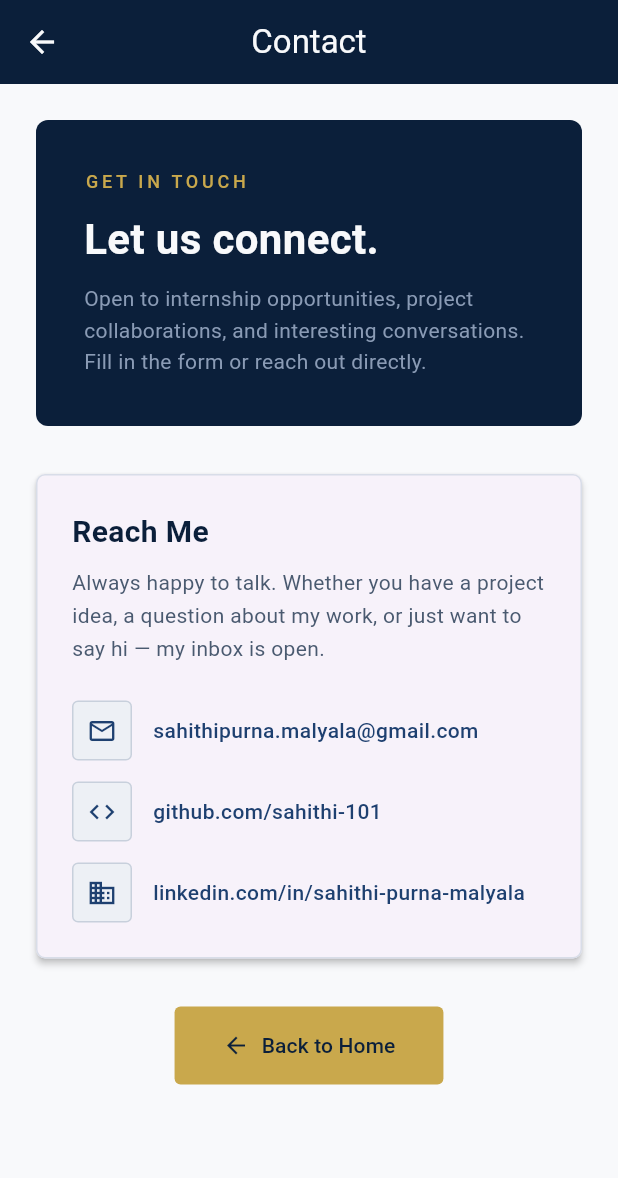
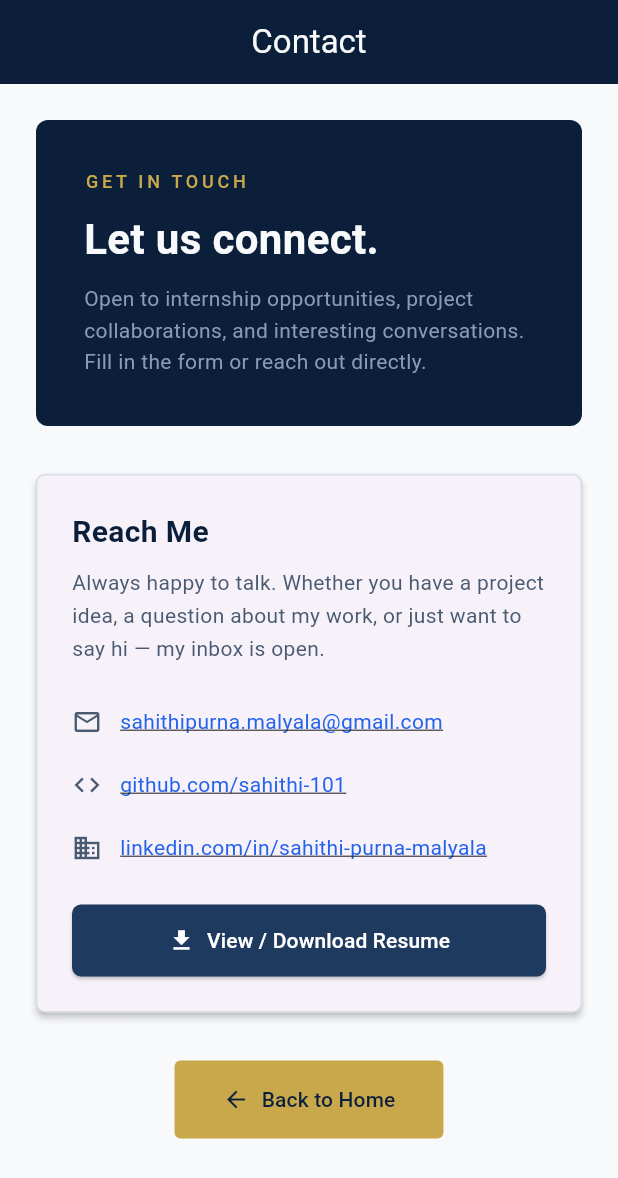
Before and after one commit to sahithi-101/Portfolio, a Flutter app: the ContactPage screen opened by its route, on a phone screen of 412 x 824 dp. Shown: the top 1178 px of the screen. Run offline on Flutter 3.47's test engine with Material 3 defaults, Android fonts, the phone set to English and light mode, and no system bars; network calls fail.

Commit message:
made changes to main

```diff
--- a/lib/main.dart
+++ b/lib/main.dart
@@ -1,4 +1,5 @@
 import 'package:flutter/material.dart';
+import 'package:url_launcher/url_launcher.dart';
 
 void main() {
   runApp(const MyPortfolioApp());
@@ -344,6 +345,7 @@ class AboutPage extends StatelessWidget {
     return Scaffold(
       backgroundColor: AppColors.white,
       appBar: AppBar(
+        automaticallyImplyLeading: false,
         backgroundColor: AppColors.navy,
         foregroundColor: AppColors.white,
         title: const Text('About Me'),
@@ -584,6 +586,7 @@ class ProjectsPage extends StatelessWidget {
     return Scaffold(
       backgroundColor: AppColors.white,
       appBar: AppBar(
+        automaticallyImplyLeading: false,
         backgroundColor: AppColors.navy,
         foregroundColor: AppColors.white,
         title: const Text('Projects'),
@@ -847,6 +850,7 @@ class ContactPage extends StatelessWidget {
     return Scaffold(
       backgroundColor: AppColors.white,
       appBar: AppBar(
+        automaticallyImplyLeading: false,
         backgroundColor: AppColors.navy,
         foregroundColor: AppColors.white,
         title: const Text('Contact'),
@@ -934,11 +938,51 @@ class ContactPage extends StatelessWidget {
                             ),
                           ),
                           const SizedBox(height: 24),
-                    _buildContactRow(Icons.email_outlined, 'sahithipurna.malyala@gmail.com'),
+
+                          // Clickable Email
+                          _buildContactLink(
+                            Icons.email_outlined,
+                            'sahithipurna.malyala@gmail.com',
+                            'mailto:sahithipurna.malyala@gmail.com',
+                          ),
                           const SizedBox(height: 14),
-                    _buildContactRow(Icons.code_outlined, 'github.com/sahithi-101'),
+
+                          // Clickable GitHub
+                          _buildContactLink(
+                            Icons.code_outlined,
+                            'github.com/sahithi-101',
+                            'https://github.com/sahithi-101',
+                          ),
                           const SizedBox(height: 14),
-                    _buildContactRow(Icons.business_outlined, 'linkedin.com/in/sahithi-purna-malyala'),
+
+                          // Clickable LinkedIn
+                          _buildContactLink(
+                            Icons.business_outlined,
+                            'linkedin.com/in/sahithi-purna-malyala',
+                            'https://linkedin.com/in/sahithi-purna-malyala',
+                          ),
+                          const SizedBox(height: 24),
+
+                          // Resume Button
+                          SizedBox(
+                            width: double.infinity,
+                            child: ElevatedButton.icon(
+                              onPressed: () => launchUrl(
+                                Uri.parse('https://sahithi-101.github.io/portfolio/assets/resume/resume.pdf'),
+                                mode: LaunchMode.externalApplication,
+                              ),
+                              icon: const Icon(Icons.download),
+                              label: const Text('View / Download Resume'),
+                              style: ElevatedButton.styleFrom(
+                                backgroundColor: const Color(0xFF1E3A5F),
+                                foregroundColor: Colors.white,
+                                padding: const EdgeInsets.symmetric(vertical: 14),
+                                shape: RoundedRectangleBorder(
+                                  borderRadius: BorderRadius.circular(6),
+                                ),
+                              ),
+                            ),
+                          ),
                         ],
                       ),
                     ),
@@ -973,31 +1017,29 @@ class ContactPage extends StatelessWidget {
     );
   }
 
-  Widget _buildContactRow(IconData icon, String text) {
-    return Row(
+  Widget _buildContactLink(IconData icon, String text, String url) {
+    return InkWell(
+      onTap: () => launchUrl(Uri.parse(url)),
+      borderRadius: BorderRadius.circular(6),
+      child: Padding(
+        padding: const EdgeInsets.symmetric(vertical: 4),
+        child: Row(
           children: [
-        Container(
-          width: 40,
-          height: 40,
-          decoration: BoxDecoration(
-            color: AppColors.offWhite,
-            border: Border.all(color: const Color(0xFFC8D0DC)),
-            borderRadius: BorderRadius.circular(4),
-          ),
-          child: Icon(icon, size: 20, color: AppColors.navyLight),
-        ),
-        const SizedBox(width: 14),
+            Icon(icon, size: 20, color: const Color(0xFF4A5A70)),
+            const SizedBox(width: 12),
             Expanded(
               child: Text(
                 text,
                 style: const TextStyle(
-              color: AppColors.navyLight,
+                  color: Color(0xFF2563EB), // Blue link color
                   fontSize: 14,
-              fontWeight: FontWeight.w500,
+                  decoration: TextDecoration.underline,
                 ),
               ),
             ),
           ],
+        ),
+      ),
     );
   }
 }
```
Also changed, not shown: pubspec.yaml (+4 -3 lines), pubspec.lock, 6 other files. Lines whose indentation alone changed are shown as unchanged.
